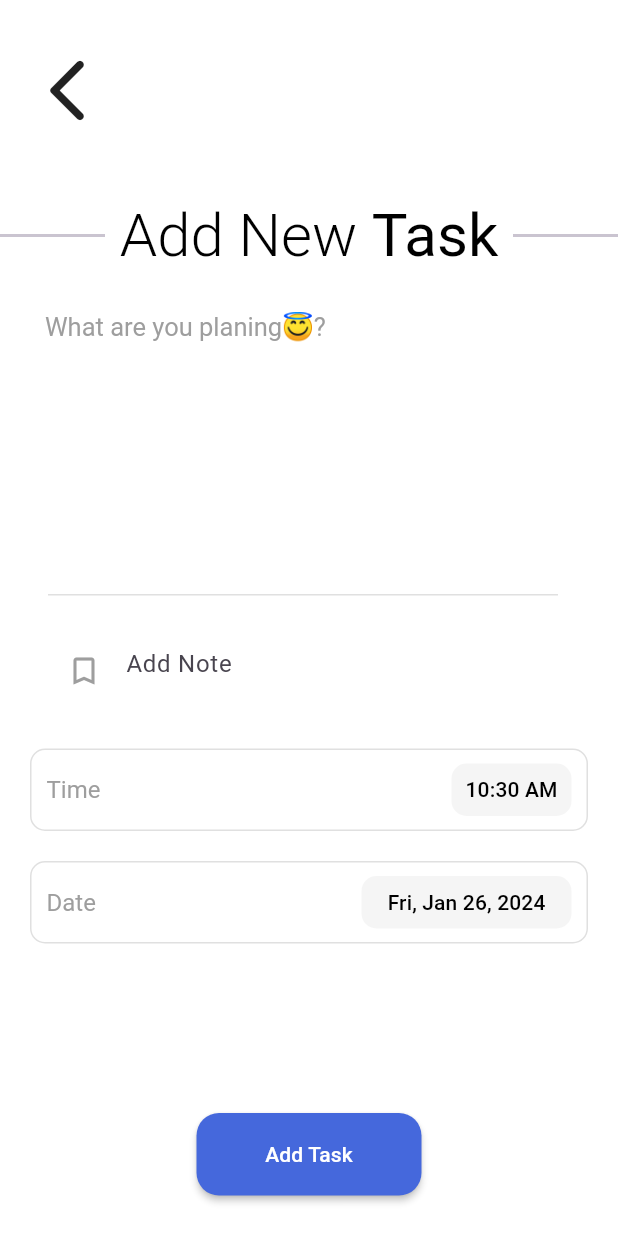
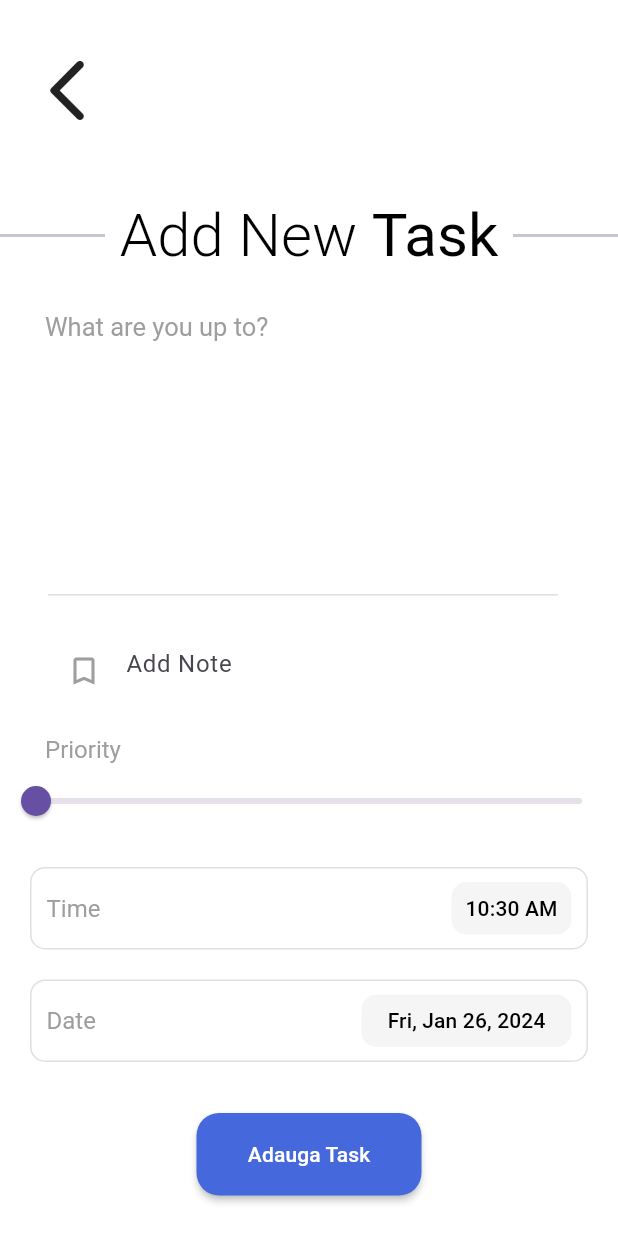
Before and after one commit to stefanrau23/Flutter_Task_Management_App, a Flutter app: the TaskView screen opened directly, on a phone screen of 412 x 824 dp. Run offline on Flutter 3.47's test engine with Material 3 defaults, Android fonts, the phone set to English and light mode, and no system bars; our stand-ins replace animate_do, flutter_datetime_picker, flutter_slider_drawer, hive, hive_flutter, lottie; missing offline and left inert: ftoast, panara_dialogs; accounts and stored records are empty.

Commit message:
new commit

```diff
--- a/lib/models/task.dart
+++ b/lib/models/task.dart
@@ -9,6 +9,7 @@ class Task extends HiveObject {
       {required this.id,
       required this.title,
       required this.subtitle,
+      required this.priority,
       required this.createdAtTime,
       required this.createdAtDate,
       required this.isCompleted});
@@ -37,10 +38,15 @@ class Task extends HiveObject {
   @HiveField(5)
   bool isCompleted;
 
+  /// PRIORITY
+  @HiveField(6)
+  double priority;
+
   /// create new Task
   factory Task.create({
     required String? title,
     required String? subtitle,
+    required double? priority,
     DateTime? createdAtTime,
     DateTime? createdAtDate,
   }) =>
@@ -48,6 +54,7 @@ class Task extends HiveObject {
         id: const Uuid().v1(),
         title: title ?? "",
         subtitle: subtitle ?? "",
+        priority: priority ?? 0,
         createdAtTime: createdAtTime ?? DateTime.now(),
         isCompleted: false,
         createdAtDate: createdAtDate ?? DateTime.now(),
--- a/lib/utils/strings.dart
+++ b/lib/utils/strings.dart
@@ -1,17 +1,18 @@
 class MyString {
   static const String mainTitle = "My Tasks";
-  static const String deletedTask = "This task was deleted";
+  static const String deletedTask = "This task will be deleted";
   static const String doneAllTask = "You Have Done All Tasks!👌";
   static const String addNewTask = "Add New ";
   static const String updateCurrentTask = "Update ";
   static const String taskStrnig = "Task";
-  static const String titleOfTitleTextField = "What are you planing😇?";
+  static const String titleOfTitleTextField = "What are you up to?";
   static const String addNote = 'Add Note';
   static const String timeString = "Time";
   static const String dateString = "Date";
   static const String deleteTask = "Delete Task";
-  static const String addTaskString = "Add Task";
+  static const String addTaskString = "Adauga Task";
   static const String updateTaskString = "Update Task";
   static const String oopsMsg = "Oops!";
   static const String areYouSure = "Are You Sure?";
+  static const String priorityString = "Priority";
 }
--- a/lib/view/home/home_view.dart
+++ b/lib/view/home/home_view.dart
@@ -166,15 +166,15 @@ class _HomeViewState extends State<HomeView> {
                           mainAxisAlignment: MainAxisAlignment.center,
                           children: const [
                             Icon(
-                              Icons.delete_outline,
-                              color: Colors.grey,
+                              Icons.deck,
+                              color: Colors.red,
                             ),
                             SizedBox(
                               width: 8,
                             ),
                             Text(MyString.deletedTask,
                                 style: TextStyle(
-                                  color: Colors.grey,
+                                  color: Colors.red,
                                 ))
                           ],
                         ),
--- a/lib/view/home/widgets/task_widget.dart
+++ b/lib/view/home/widgets/task_widget.dart
@@ -1,4 +1,4 @@
-// ignore_for_file: use_super_parameters
+// ignore_for_file: use_super_parameters, prefer_interpolation_to_compose_strings
 
 import 'package:flutter/cupertino.dart';
 import 'package:flutter/material.dart';
@@ -92,7 +92,7 @@ class _TaskWidgetState extends State<TaskWidget> {
             title: Padding(
               padding: const EdgeInsets.only(bottom: 5, top: 3),
               child: Text(
-                taskControllerForTitle.text,
+                '${taskControllerForTitle.text} ${widget.task.priority.round()}',
                 style: TextStyle(
                     color: widget.task.isCompleted
                         ? MyColors.primaryColor
@@ -142,8 +142,7 @@ class _TaskWidgetState extends State<TaskWidget> {
                                   : Colors.grey),
                         ),
                         Text(
-                          DateFormat.yMMMEd()
-                              .format(widget.task.createdAtDate),
+                          DateFormat.yMMMEd().format(widget.task.createdAtDate),
                           style: TextStyle(
                               fontSize: 12,
                               color: widget.task.isCompleted
--- a/lib/view/tasks/task_view.dart
+++ b/lib/view/tasks/task_view.dart
@@ -29,6 +29,7 @@ class TaskView extends StatefulWidget {
 class _TaskViewState extends State<TaskView> {
   var title;
   var subtitle;
+  double priority = 0;
   DateTime? time;
   DateTime? date;
 
@@ -103,6 +104,7 @@ class _TaskViewState extends State<TaskView> {
       try {
         widget.taskControllerForTitle?.text = title;
         widget.taskControllerForSubtitle?.text = subtitle;
+        widget.task?.priority = priority;
 
         // widget.task?.createdAtDate = date!;
         // widget.task?.createdAtTime = time!;
@@ -119,6 +121,7 @@ class _TaskViewState extends State<TaskView> {
           createdAtTime: time,
           createdAtDate: date,
           subtitle: subtitle,
+          priority: priority,
         );
         BaseWidget.of(context).dataStore.addTask(task: task);
         Navigator.of(context).pop();
@@ -302,7 +305,8 @@ class _TaskViewState extends State<TaskView> {
                 controller: widget.taskControllerForSubtitle,
                 style: const TextStyle(color: Colors.black),
                 decoration: InputDecoration(
-                  prefixIcon: const Icon(Icons.bookmark_border, color: Colors.grey),
+                  prefixIcon:
+                      const Icon(Icons.bookmark_border, color: Colors.grey),
                   border: InputBorder.none,
                   counter: Container(),
                   hintText: MyString.addNote,
@@ -315,6 +319,29 @@ class _TaskViewState extends State<TaskView> {
                 },
               ),
             ),
+          ),
+
+          const SizedBox(
+            height: 10,
+          ),
+
+          ///Priority
+          /// Priority
+          Padding(
+            padding: const EdgeInsets.only(left: 30),
+            child: Text(MyString.priorityString, style: textTheme.headline5),
+          ),
+
+          /// Priority Slider
+          Slider(
+            value: priority,
+            min: 0,
+            max: 10,
+            onChanged: (value) {
+              setState(() {
+                priority = value;
+              });
+            },
           ),
 
           /// Time Picker
```
Also changed, not shown: lib/models/task.g.dart.
